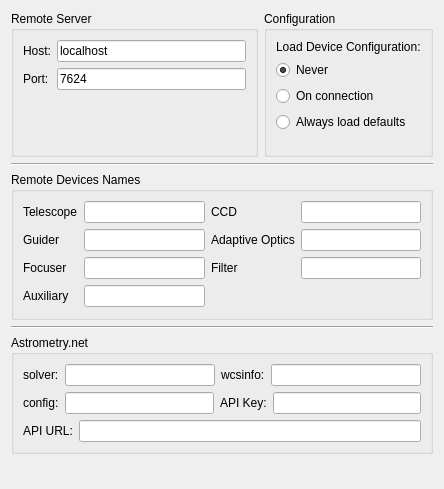
Before: the Qt Designer form kstars/ekos/opsekos.ui in KDE/kstars, drawn with Qt 5.
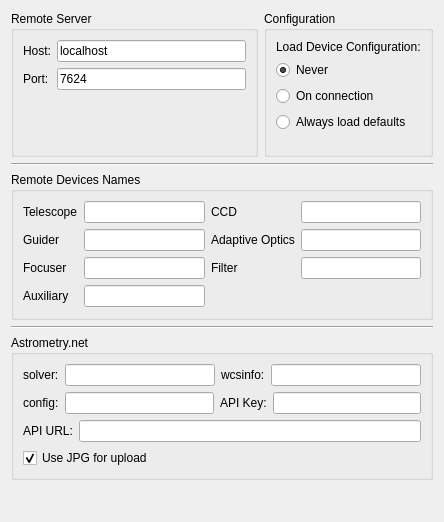
After: the same form once the commit is applied.

Commit message: Adding option to send fits files as jpeg to online astrometry service

Patch:
```diff
--- a/kstars/ekos/opsekos.ui
+++ b/kstars/ekos/opsekos.ui
@@ -7,10 +7,10 @@
     <x>0</x>
     <y>0</y>
     <width>444</width>
-    <height>489</height>
+    <height>522</height>
    </rect>
   </property>
-  <layout class="QVBoxLayout" name="verticalLayout_6">
+  <layout class="QVBoxLayout" name="verticalLayout_5">
    <item>
     <layout class="QHBoxLayout" name="horizontalLayout">
      <item>
@@ -249,7 +249,7 @@
      <property name="title">
       <string>Astrometry.net</string>
      </property>
-     <layout class="QVBoxLayout" name="verticalLayout_5">
+     <layout class="QVBoxLayout" name="verticalLayout_3">
       <item>
        <layout class="QHBoxLayout" name="horizontalLayout_5">
         <item>
@@ -347,6 +347,19 @@
         </item>
        </layout>
       </item>
+      <item>
+       <widget class="QCheckBox" name="kcfg_astrometryUseJPEG">
+        <property name="toolTip">
+         <string>Use JPEG format, instead of FITS, to upload images to the online astromenety.net service</string>
+        </property>
+        <property name="text">
+         <string>Use JPG for upload</string>
+        </property>
+        <property name="checked">
+         <bool>true</bool>
+        </property>
+       </widget>
+      </item>
      </layout>
     </widget>
    </item>
```
The commit also changes 3 other files.
